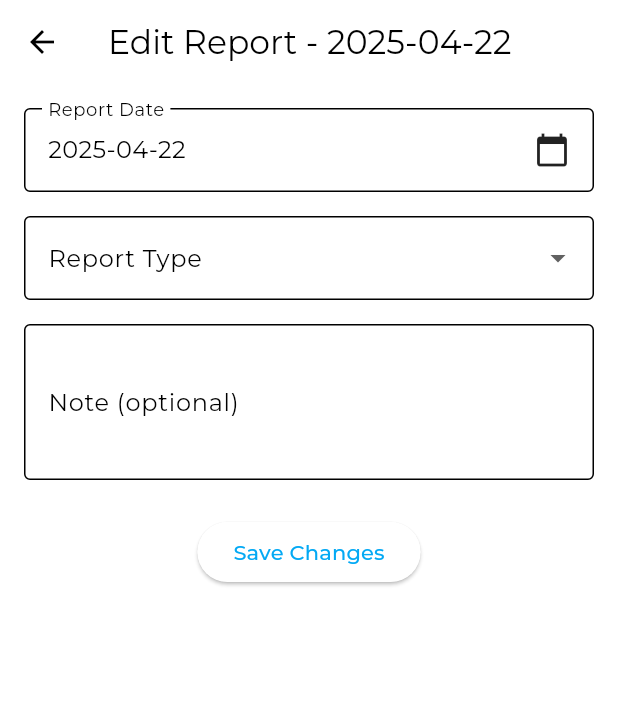
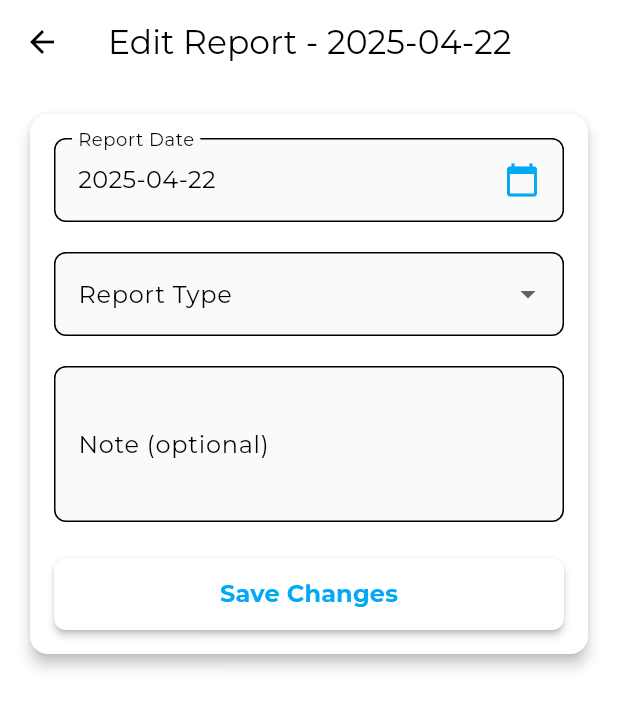
Before and after one commit to VinChriZ/primamobile, a Flutter app: the EditReportPage screen opened directly with empty values, on a phone screen of 412 x 824 dp. Shown: the top 709 px of the screen. Run offline on Flutter 3.47's test engine with Material 3 defaults, Android fonts, the light colour scheme and no system bars; our stand-ins replace bloc, device_info_plus, device_preview, dio, equatable, fl_chart and 7 more; missing offline and left inert: android_id, esc_pos_utils_plus, mobile_scanner, print_bluetooth_thermal; accounts and stored records are empty; project files that could hold a hidden picture were left out.

Commit message:
update edit page UI

```diff
--- a/lib/app/pages/home/worker_home/view/pages/worker_report/view/report/edit_report_page.dart
+++ b/lib/app/pages/home/worker_home/view/pages/worker_report/view/report/edit_report_page.dart
@@ -98,44 +98,69 @@ class _EditReportPageState extends State<EditReportPage> {
       appBar: AppBar(
         title: Text("Edit Report - $formattedDate"),
         centerTitle: true,
+        elevation: 0,
       ),
       body: Padding(
         padding: const EdgeInsets.all(16),
         child: _isSaving
             ? const Center(child: CircularProgressIndicator())
-            : Form(
+            : SingleChildScrollView(
+                child: Card(
+                  elevation: 4,
+                  shape: RoundedRectangleBorder(
+                    borderRadius: BorderRadius.circular(12),
+                  ),
+                  child: Padding(
+                    padding: const EdgeInsets.all(16),
+                    child: Form(
                       key: _formKey,
                       child: Column(
+                        mainAxisSize: MainAxisSize.min,
+                        crossAxisAlignment: CrossAxisAlignment.stretch,
                         children: [
                           GestureDetector(
                             onTap: () => _selectDate(context),
                             child: InputDecorator(
-                        decoration: const InputDecoration(
+                              decoration: InputDecoration(
                                 labelText: 'Report Date',
-                          border: OutlineInputBorder(),
+                                border: OutlineInputBorder(
+                                  borderRadius: BorderRadius.circular(8),
+                                ),
+                                filled: true,
+                                fillColor: Colors.grey[50],
                               ),
                               child: Row(
-                          mainAxisAlignment: MainAxisAlignment.spaceBetween,
+                                mainAxisAlignment:
+                                    MainAxisAlignment.spaceBetween,
                                 children: [
                                   Text(formattedDate,
                                       style: const TextStyle(fontSize: 16)),
-                            const Icon(Icons.calendar_today),
+                                  Icon(Icons.calendar_today,
+                                      color: Theme.of(context).primaryColor),
                                 ],
                               ),
                             ),
                           ),
-                    const SizedBox(height: 16),
+                          const SizedBox(height: 20),
                           DropdownButtonFormField<String>(
-                      decoration: const InputDecoration(
+                            decoration: InputDecoration(
                               labelText: 'Report Type',
-                        border: OutlineInputBorder(),
+                              border: OutlineInputBorder(
+                                borderRadius: BorderRadius.circular(8),
+                              ),
+                              filled: true,
+                              fillColor: Colors.grey[50],
                             ),
                             value: _selectedType,
                             items: const [
                               DropdownMenuItem(
-                            value: 'restock', child: Text('Restock')),
+                                value: 'restock',
+                                child: Text('Restock'),
+                              ),
                               DropdownMenuItem(
-                            value: 'return', child: Text('Return')),
+                                value: 'return',
+                                child: Text('Return'),
+                              ),
                             ],
                             onChanged: (value) {
                               if (value != null) {
@@ -145,23 +170,44 @@ class _EditReportPageState extends State<EditReportPage> {
                               }
                             },
                           ),
-                    const SizedBox(height: 16),
-                    // Add note text field
+                          const SizedBox(height: 20),
                           TextFormField(
                             controller: _noteController,
-                      decoration: const InputDecoration(
+                            decoration: InputDecoration(
                               labelText: 'Note (optional)',
-                        border: OutlineInputBorder(),
+                              border: OutlineInputBorder(
+                                borderRadius: BorderRadius.circular(8),
+                              ),
+                              filled: true,
+                              fillColor: Colors.grey[50],
                               hintText: 'Add a note for this report',
                             ),
                             maxLines: 3,
                           ),
                           const SizedBox(height: 24),
-                    ElevatedButton(
+                          SizedBox(
+                            height: 48,
+                            child: ElevatedButton(
                               onPressed: _saveChanges,
-                      child: const Text('Save Changes'),
+                              style: ElevatedButton.styleFrom(
+                                shape: RoundedRectangleBorder(
+                                  borderRadius: BorderRadius.circular(8),
+                                ),
+                                elevation: 2,
+                              ),
+                              child: const Text(
+                                'Save Changes',
+                                style: TextStyle(
+                                  fontSize: 16,
+                                  fontWeight: FontWeight.bold,
+                                ),
+                              ),
+                            ),
                           ),
                         ],
+                      ),
+                    ),
+                  ),
                 ),
               ),
       ),
--- a/lib/utils/constants.dart
+++ b/lib/utils/constants.dart
@@ -1,2 +1,2 @@
 // const String apiUrl = 'https://web-production-a6d8d.up.railway.app';
-const String apiUrl = 'http://192.168.1.4:8000';
+const String apiUrl = 'http://192.168.1.12:8000';
```
Also changed, not shown: lib/app/pages/home/owner_home/view/pages/sales/view/sales/sales_edit.dart (+46 -17 lines). Lines whose indentation alone changed are shown as unchanged.
